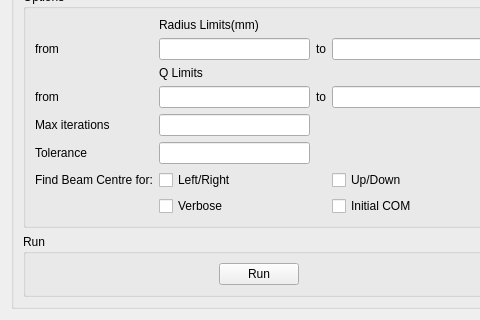
Above: scripts/Interface/ui/sans_isis/beam_centre.ui from mantidproject/mantid before the change; both pictures show x 0 to 480 and y 188 to 508 of the 1015 by 508 pixel window. Below: the same form after it.
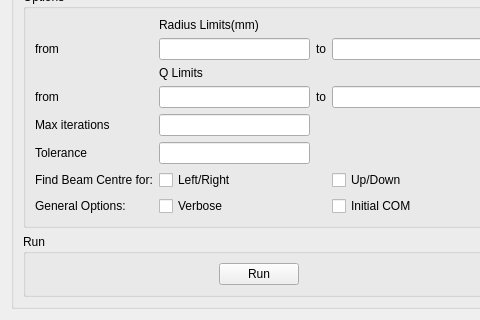
That is the form after the change.

Commit message: Re #21338 Changed title added labels and tooltips

Diff of the .ui file:
```diff
--- a/scripts/Interface/ui/sans_isis/beam_centre.ui
+++ b/scripts/Interface/ui/sans_isis/beam_centre.ui
@@ -7,7 +7,7 @@
     <x>0</x>
     <y>0</y>
     <width>1015</width>
-    <height>422</height>
+    <height>457</height>
    </rect>
   </property>
   <property name="windowTitle">
@@ -180,6 +180,13 @@
            </property>
           </widget>
          </item>
+         <item row="7" column="0">
+          <widget class="QLabel" name="label_4">
+           <property name="text">
+            <string>General Options:</string>
+           </property>
+          </widget>
+         </item>
         </layout>
        </widget>
       </item>
```
Left out of the diff: 30 changed lines with no effect on the pictures. The commit also changes 1 other file.
